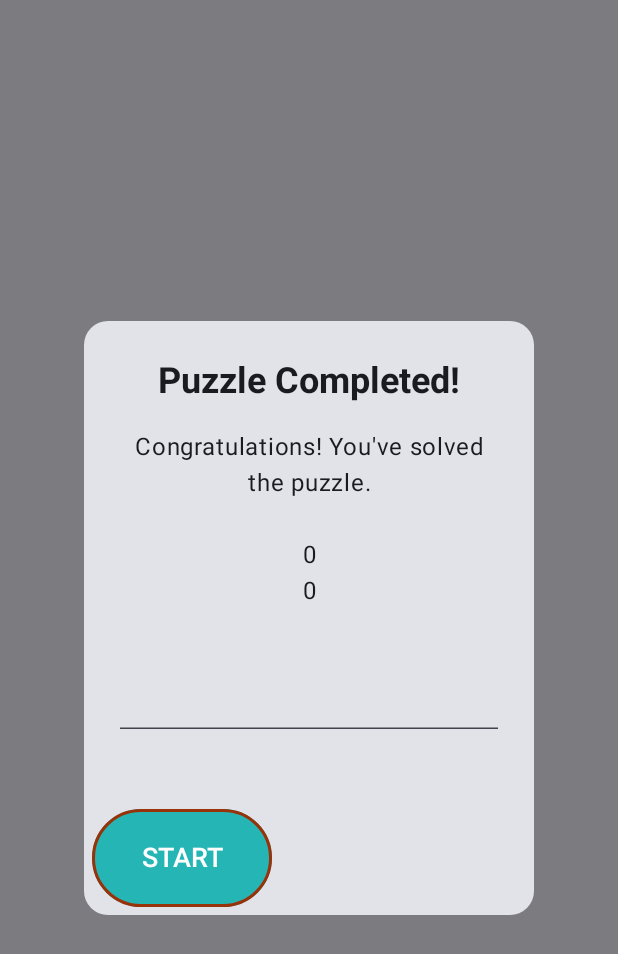
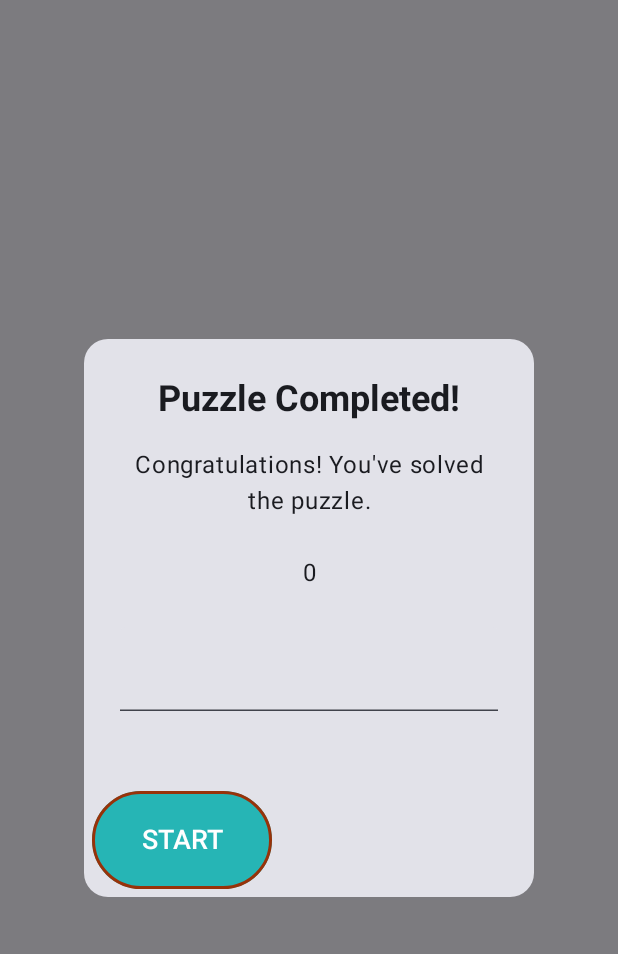
Before and after one commit to LisaEnBil/MissingPiece, an Android app built with Jetpack Compose: the composable PuzzleCompletedDialog called with empty values, on a phone screen of 412 x 824 dp. Shown: the top 954 px of the screen. Run offline under Robolectric (Android 15) with nearby library versions, the phone set to English and light mode, and no system bars.

Commit message:
remove unnecessary text element

```diff
--- a/app/src/main/java/com/example/missingpiece/PuzzleCompleteDialog.kt
+++ b/app/src/main/java/com/example/missingpiece/PuzzleCompleteDialog.kt
@@ -101,10 +101,7 @@ fun PuzzleCompletedDialog(
                             newScore.toString(),
                             textAlign = TextAlign.Center
                         )
-                        Text(
-                            viewModel.score.value.toString(),
-                            textAlign = TextAlign.Center
-                        )
+
                         Spacer(modifier = Modifier.height(24.dp))
 
                         TextField(
```
